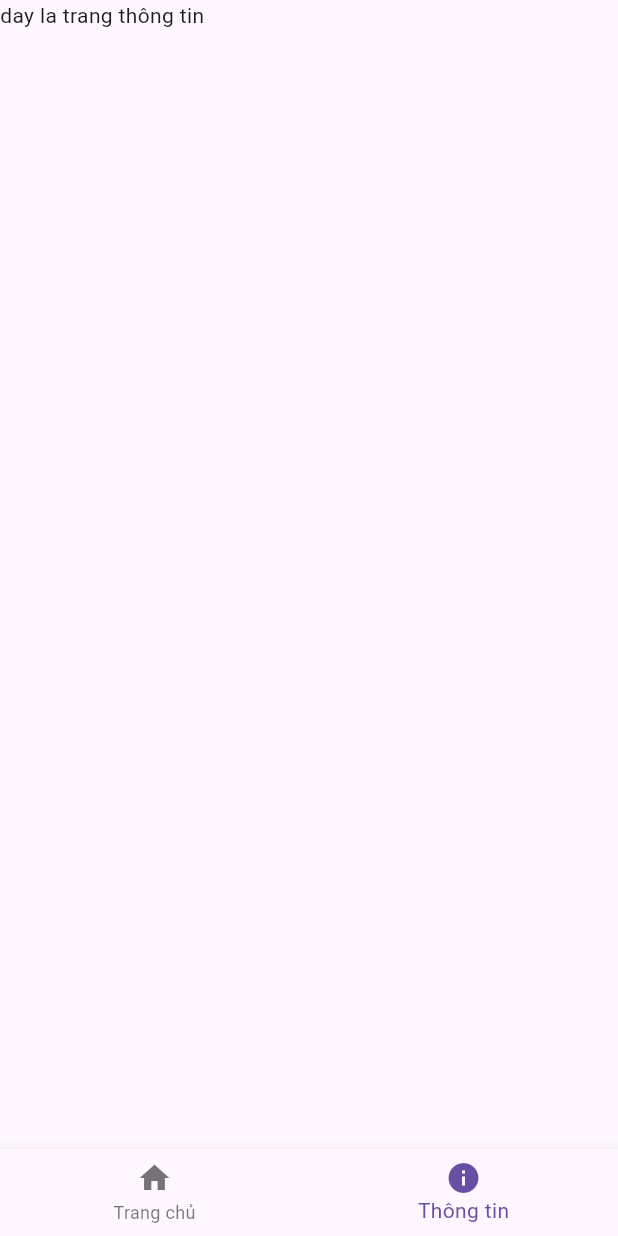
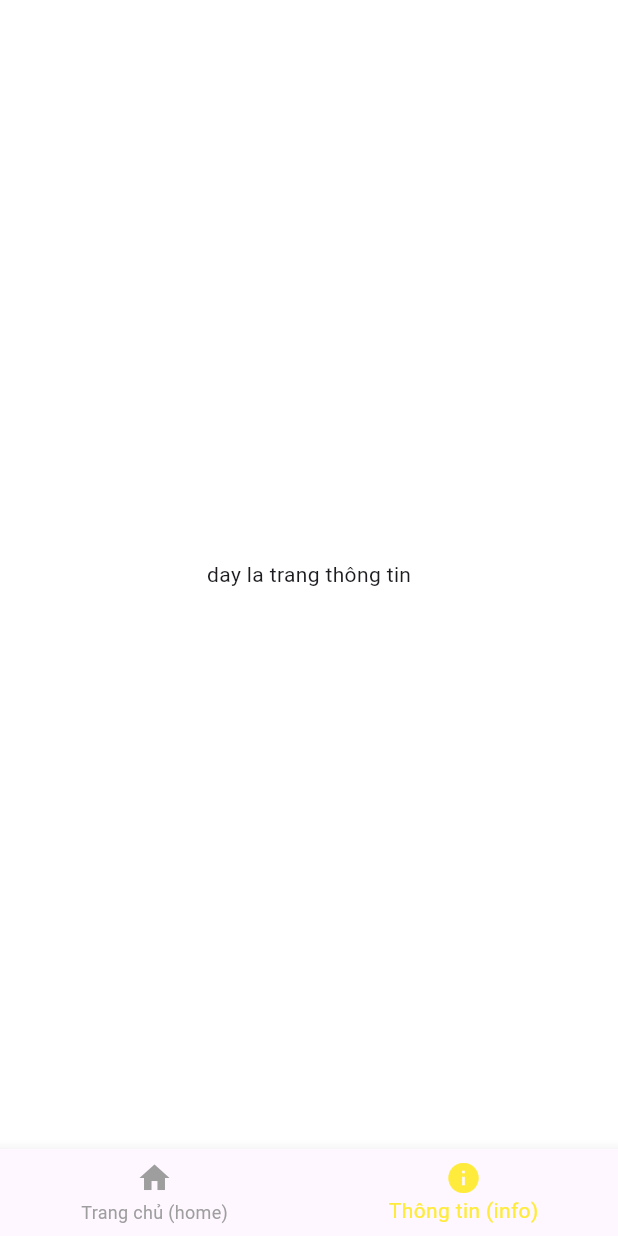
Before and after one commit to ManhHoa2405/2025_2_LTTBDD_N02_Nhom_12, a Flutter app: the screen it shows after launch, item 2 of the bottom bar chosen, on a phone screen of 412 x 824 dp. Run offline on Flutter 3.47's test engine with Material 3 defaults, Android fonts, the phone set to English and light mode, and no system bars.

Commit message:
thêm nút bấm

```diff
--- a/lib/info_page.dart
+++ b/lib/info_page.dart
@@ -6,11 +6,9 @@ class InfoPage extends StatelessWidget {
   @override
   Widget build(BuildContext context) {
     return Scaffold(
-      appBar: AppBar(
-        title: const Text('Thông tin / Info'),
-      ),
+      backgroundColor: Colors.white,
       body: const Center(
-        child: Text('Thông tin của Nguyễn Đình Đạt sẽ hiển thị ở đây.'),
+        child: Text('day la trang thông tin'),
       ),
     );
   }
--- a/lib/main.dart
+++ b/lib/main.dart
@@ -1,13 +1,16 @@
 import 'package:flutter/material.dart';
+import 'home_page.dart';
+import 'info_page.dart';
 
-void main(){
+void main() {
   runApp(
-    MaterialApp(
+    const MaterialApp(
       debugShowCheckedModeBanner: false,
       home: TrangChu(),
     ),
   );
 }
+
 class TrangChu extends StatefulWidget {
   const TrangChu({super.key});
 
@@ -17,31 +20,37 @@ class TrangChu extends StatefulWidget {
 
 class _TrangChuState extends State<TrangChu> {
   var stt = 0;
+
   @override
   Widget build(BuildContext context) {
     return Scaffold(
-      body: IndexedStack(
-        index: stt,
-        children: [
-          Text('day la Trang chủ'),
-          Text('day la trang thông tin'),
-        ],
+      backgroundColor: Colors.white,
+      body: SafeArea(
+        child: IndexedStack(
+          index: stt,
+          children: const [
+            HomePage(),
+            InfoPage(),
+          ],
+        ),
       ),
       bottomNavigationBar: BottomNavigationBar(
-        currentIndex : stt,
+        currentIndex: stt,
+        selectedItemColor: stt == 0 ? Colors.yellow : Colors.yellow,
+        unselectedItemColor: Colors.grey,
         onTap: (i) {
           setState(() {
             stt = i;
           });
         },
-        items : [
+        items: const [
           BottomNavigationBarItem(
             icon: Icon(Icons.home),
-            label: 'Trang chủ',
+            label: 'Trang chủ (home)',
           ),
           BottomNavigationBarItem(
             icon: Icon(Icons.info),
-            label: 'Thông tin',
+            label: 'Thông tin (info)',
           ),
         ],
       ),
```
Also changed, not shown: lib/home_page.dart (+95 -5 lines).
